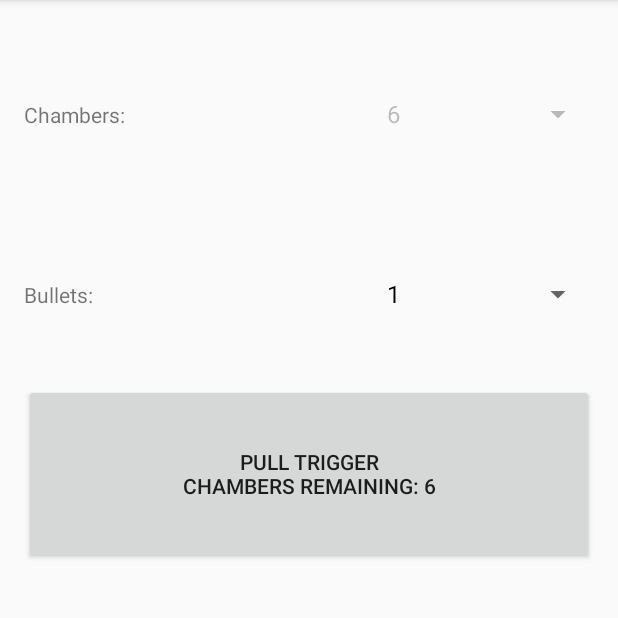
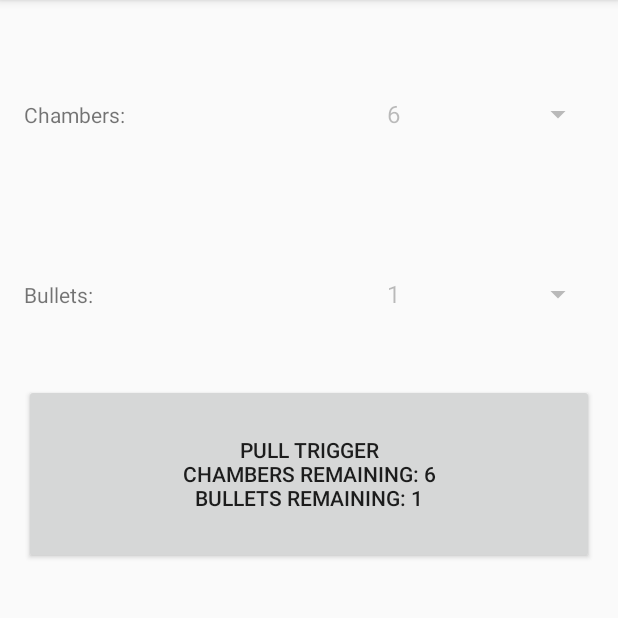
Before and after one commit to charliemcg/RussianRoulette, an Android app: the screen it shows after launch (MainActivity), after a tap on "PLAY", on a phone screen of 412 x 824 dp, the part 84-702 px from its top. Run offline under Robolectric (Android 15) with nearby library versions, the phone set to English and light mode, and no system bars.

Commit message:
Bullet Spinner is disabled during game play.

```diff
--- a/app/src/main/java/com/example/klunj/russianroulette/MainActivity.java
+++ b/app/src/main/java/com/example/klunj/russianroulette/MainActivity.java
@@ -27,6 +27,10 @@ public class MainActivity extends AppCompatActivity {
         //Initialise vibrator.
         final Vibrator vibrate = (Vibrator) this.getSystemService(Context.VIBRATOR_SERVICE);
 
+        //Spinner allows user to select number of bullets. One to however many
+        //available chambers inclusive.
+        final Spinner bulletSpinner = (Spinner) findViewById(R.id.bulletSpinner);
+
         //Empty chamber sound clip.
         final MediaPlayer emptyChamber = MediaPlayer.create(this, R.raw.emptychamber);
 
@@ -53,7 +57,7 @@ public class MainActivity extends AppCompatActivity {
                     @Override
                     public void onItemSelected(AdapterView<?> parent, View v, int pos, long id){
                         chambersNum[0] = (int) parent.getItemAtPosition(pos);
-                        bulletSpinnerCreate(chambersNum, bulletsNum);
+                        bulletSpinnerCreate(chambersNum, bulletsNum, bulletSpinner);
                         System.out.println("Number of chambers: " + chambersNum[0]);
                     }
                     @Override
@@ -66,7 +70,7 @@ public class MainActivity extends AppCompatActivity {
         final boolean[] chambers = new boolean[12];
 
         //Number of bullets in gun.
-        final int bullets = 1;
+        //final int bullets = 1;
 
         TextView chamberTextView = (TextView) findViewById(R.id.chamberTextView);
         chamberTextView.setText("Chambers: ");
@@ -93,13 +97,23 @@ public class MainActivity extends AppCompatActivity {
                     //If chamber is empty it is incremented and text is updated accordingly.
                     if (!chambers[i[0]]) {
                         multiButton.setText("Pull Trigger\nChambers Remaining: " +
-                                ((chambersNum[0] - i[0]) -1));
+                                ((chambersNum[0] - i[0]) -1) + "\nBullets Remaining: "
+                                + bulletsNum[0]);
                         System.out.println("Empty. " + chambers[i[0]] + " " + i[0]);
                         emptyChamber.start();
                         vibrate.vibrate(100);
                         i[0]++;
                     //If chamber is loaded the player is informed of their death
                     // and the game is reset.
+                    }else{
+                        if(bulletsNum[0] != 1){
+                            bulletsNum[0]--;
+                            multiButton.setText("You Died\nChambers Remaining: " +
+                            ((chambersNum[0] - i[0]) -1) + "\nBullets Remaining: "
+                                    + bulletsNum[0]);
+                            gunShot.start();
+                            vibrate.vibrate(300);
+                            i[0]++;
                         }else{
                             multiButton.setText("You Died\nPlay Again?");
                             System.out.println("Game Over");
@@ -108,9 +122,16 @@ public class MainActivity extends AppCompatActivity {
                             i[0] = 0;
                             gamePlay[0] = false;
                             chamberSpinner.setEnabled(true);
-                        //bulletSpinner.setEnabled(true);
+                            bulletSpinner.setEnabled(true);
                             for (int i = 0; i < chambers.length; i++){
                                 chambers[i] = false;
+                            }
+                            //set bulletsNum[0] back to spinner position here.
+                            //bulletSpinnerCreate(chambersNum, bulletsNum);
+                            /*Spinner bullSpin = (Spinner) findViewById(R.id.bulletSpinner);
+                            bulletsNum[0] = (int) bullSpin.getItemAtPosition(2);*/
+                            //bulletsNum[0] = (int) bulletSpinner.getValue();
+                            //bulletSpinnerCreate(chambersNum, bulletsNum, bulletSpinner);
                         }
                     }
                 //Puts the game into 'play' mode.
@@ -118,19 +139,18 @@ public class MainActivity extends AppCompatActivity {
                     gamePlay[0] = true;
                     //Spinner is disabled during game play.
                     chamberSpinner.setEnabled(false);
-                    //bulletSpinner.setEnabled(false);
-                    multiButton.setText("Pull Trigger\nChambers Remaining: " + chambersNum[0]);
+                    bulletSpinner.setEnabled(false);
+                    multiButton.setText("Pull Trigger\nChambers Remaining: " + chambersNum[0] +
+                            "\nBullets Remaining: " + bulletsNum[0]);
                     generate(chambers, chambersNum[0], bulletsNum[0]);
                 }
             }
         });
     }
 
-    private void bulletSpinnerCreate(int[] chambersNum, final int[] bulletsNum) {
+    public void bulletSpinnerCreate(int[] chambersNum, final int[] bulletsNum, Spinner bulletSpinner) {
 
-        //Spinner allows user to select number of bullets. One to however many
-        //available chambers inclusive.
-        final Spinner bulletSpinner = (Spinner) findViewById(R.id.bulletSpinner) ;
+
         //Integer[] bulletValues = new Integer[] {1,2,3,4,5,6,7,8,9,10,11,12};
         final Integer[] bulletValues = new Integer[chambersNum[0]];
         //System.out.println("Bullet values: " + bulletValues.length);
@@ -142,7 +162,7 @@ public class MainActivity extends AppCompatActivity {
                 android.R.layout.simple_spinner_dropdown_item, bulletValues);
         bulletSpinner.setAdapter(bulletAdapter);
 
-        bulletSpinner.setSelection(0);
+        //bulletSpinner.setSelection(0);
 
         bulletSpinner.setOnItemSelectedListener(
                 new AdapterView.OnItemSelectedListener(){
@@ -160,17 +180,6 @@ public class MainActivity extends AppCompatActivity {
 
     //Assign bullet to random chamber.
     public void generate(boolean[] chambers, int chambersNum, int bulletsNum){
-
-        Random random = new Random();
-
-        //Creating an array of integers from 1 to max number of chambers inclusive.
-        /*int[] tempArray = new int[chambersNum];
-
-        for(int i = 0; i < chambersNum; i++){
-            tempArray[i] = i;
-            System.out.println("tempArray: " + tempArray[i]);
-        }
-        Collections.shuffle(tempArray);*/
 
         //An array list is created to the length of the number of available chambers.
         List<Integer> tempArray = new ArrayList<>();
```
Lines whose indentation alone changed are shown as unchanged.
